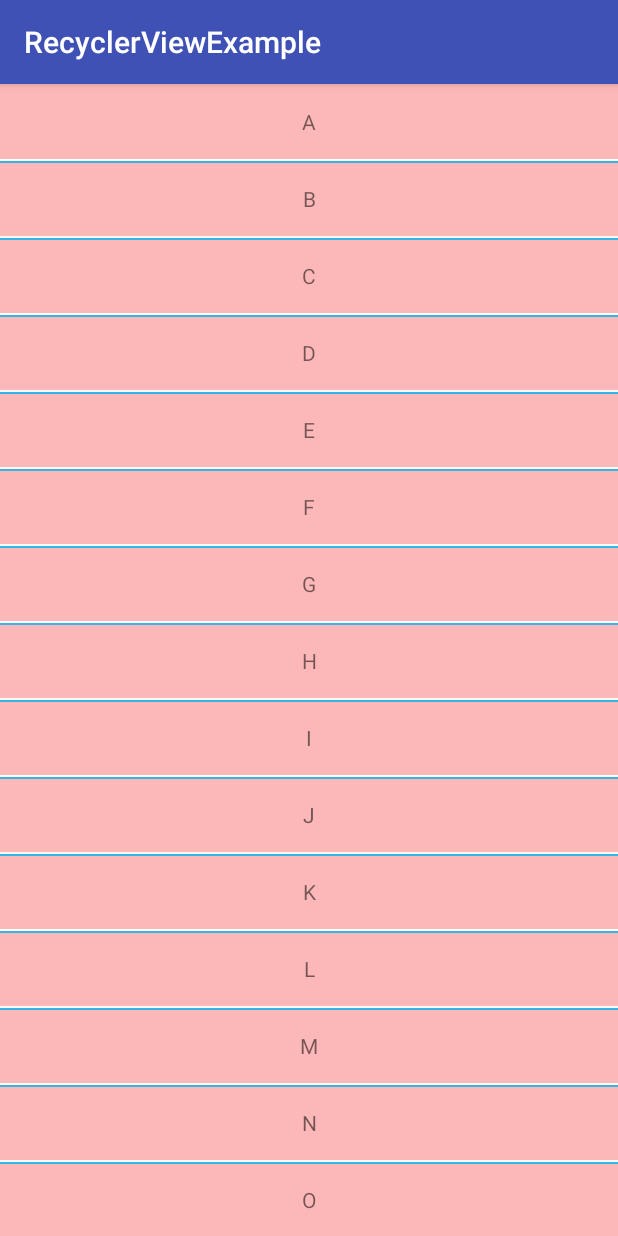
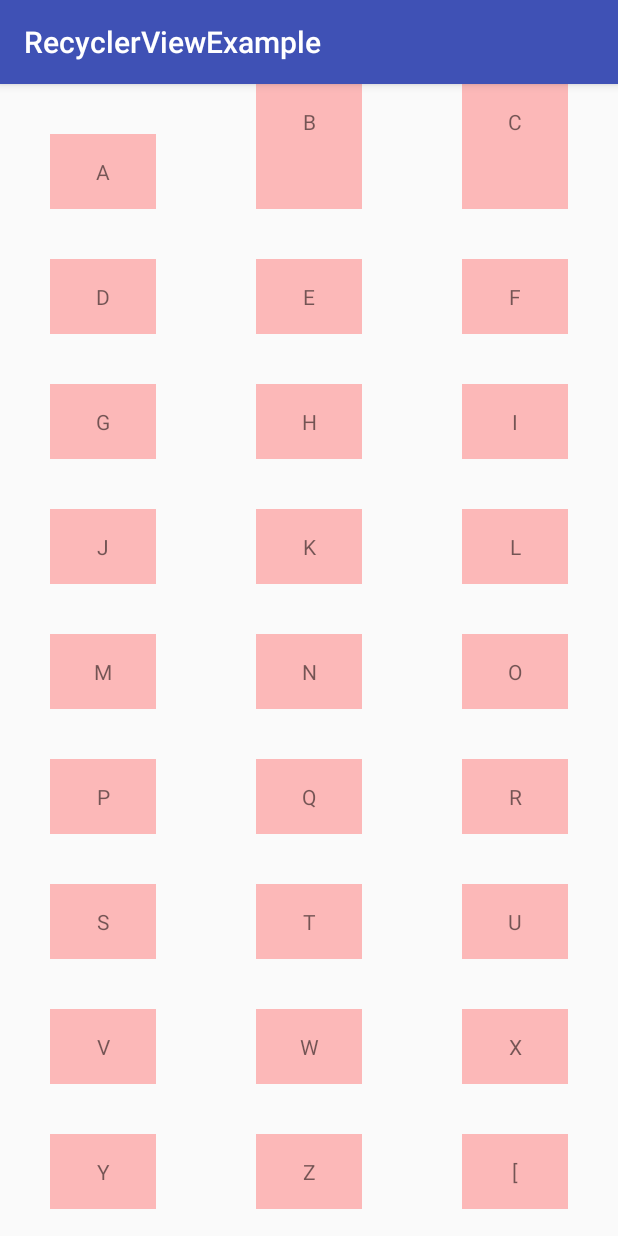
Before and after one commit to ezirmusitua/android-toys, an Android app: the screen it shows after launch (MainActivity), on a phone screen of 412 x 824 dp. Run offline under Robolectric (Android 15) with nearby library versions, the phone set to English and light mode, and no system bars.

Commit message:
Try using divider in RecyclerView GridLayout

```diff
--- /dev/null
+++ b/RecyclerViewExample/app/src/main/java/com/example/android/recyclerviewexample/GridDivider.java
@@ -0,0 +1,29 @@
+package com.example.android.recyclerviewexample;
+
+
+import android.graphics.Rect;
+import android.support.v7.widget.RecyclerView;
+import android.view.View;
+
+public class GridDivider extends RecyclerView.ItemDecoration {
+    private int space;
+
+    public GridDivider(int space) {
+        this.space = space;
+    }
+
+    @Override
+    public void getItemOffsets(Rect outRect, View view,
+                               RecyclerView parent, RecyclerView.State state) {
+        outRect.left = space;
+        outRect.right = space;
+        outRect.bottom = space;
+
+        // Add top margin only for the first item to avoid double space between items
+        if (parent.getChildLayoutPosition(view) == 0) {
+            outRect.top = space;
+        } else {
+            outRect.top = 0;
+        }
+    }
+}
--- a/RecyclerViewExample/app/src/main/java/com/example/android/recyclerviewexample/MainActivity.java
+++ b/RecyclerViewExample/app/src/main/java/com/example/android/recyclerviewexample/MainActivity.java
@@ -3,6 +3,7 @@ package com.example.android.recyclerviewexample;
 import android.graphics.drawable.Drawable;
 import android.support.v7.app.AppCompatActivity;
 import android.os.Bundle;
+import android.support.v7.widget.GridLayoutManager;
 import android.support.v7.widget.LinearLayoutManager;
 import android.support.v7.widget.RecyclerView;
 import android.support.v7.widget.RecyclerView.ViewHolder;
@@ -24,10 +25,14 @@ public class MainActivity extends AppCompatActivity {
         RecyclerView mRecyclerView;
         HomeAdapter mAdapter = new HomeAdapter();
         mRecyclerView = (RecyclerView) findViewById(R.id.my_recycler_view);
-        mRecyclerView.setLayoutManager(new LinearLayoutManager(this));
+        // using linear layout manager and divider
+//        mRecyclerView.setLayoutManager(new LinearLayoutManager(this));
+//        Drawable dividerDrawable = getApplicationContext().getDrawable(R.drawable.normal_divider);
+//        mRecyclerView.addItemDecoration(new LinearDivider(dividerDrawable));
+        // using grid layout manager
+        mRecyclerView.setLayoutManager(new GridLayoutManager(this, 3));
+        mRecyclerView.addItemDecoration(new GridDivider(50));
         mRecyclerView.setAdapter(mAdapter);
-        Drawable dividerDrawable = getApplicationContext().getDrawable(R.drawable.normal_divider);
-        mRecyclerView.addItemDecoration(new DividerItemDecoration(dividerDrawable));
     }
 
     protected void initData() {
```
Also changed, not shown: RecyclerViewExample/app/src/main/java/com/example/android/recyclerviewexample/LinearDivider.java (renamed from RecyclerViewExample/app/src/main/java/com/example/android/recyclerviewexample/DividerItemDecoration.java, +4 -4 lines).
